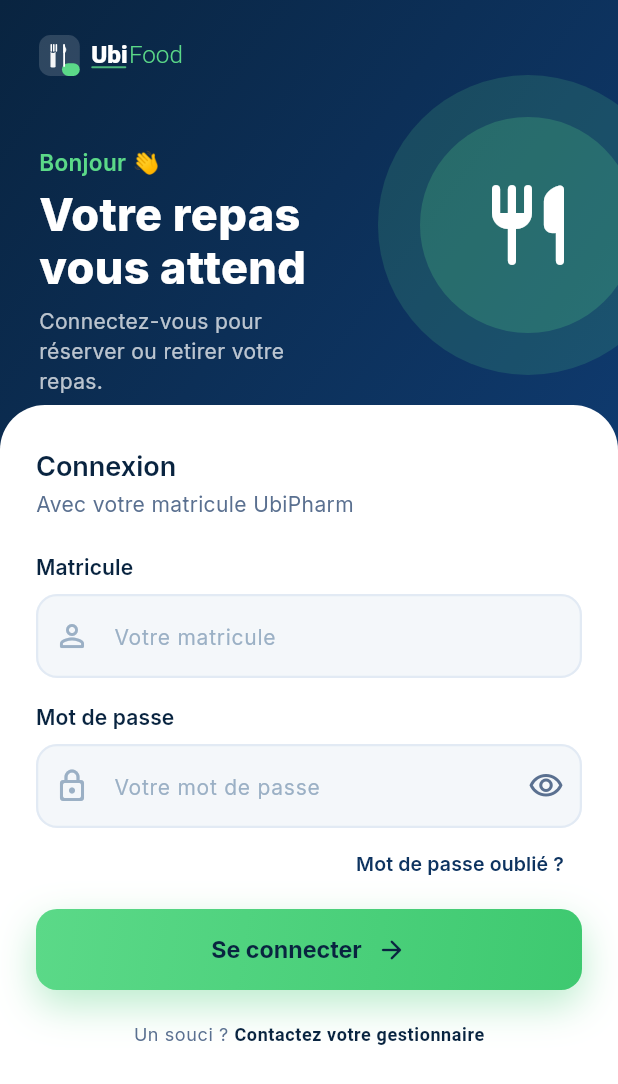
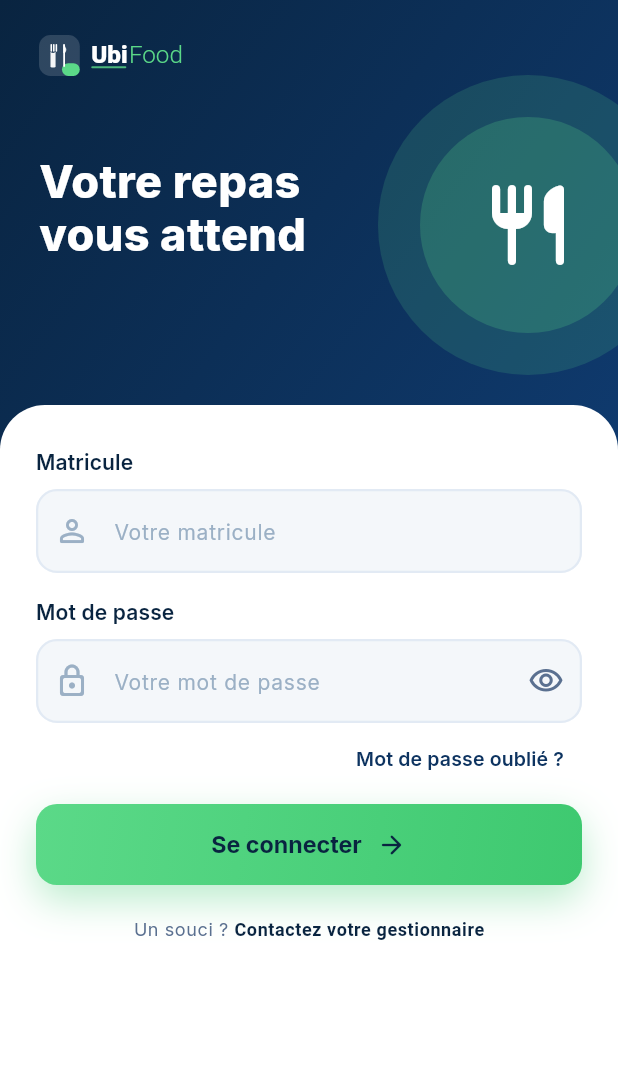
Before and after one commit to gbohi/ubifood, a Flutter app: the LoginScreen screen opened directly, on a phone screen of 412 x 824 dp. Shown: the top 1084 px of the screen. Run offline on Flutter 3.47's test engine with Material 3 defaults, Android fonts, the phone set to English and light mode, and no system bars; our stand-ins replace cached_network_image, dio, firebase_core, firebase_messaging, flutter_local_notifications, flutter_secure_storage and 9 more; missing offline and left inert: mobile_scanner, screen_brightness; accounts and stored records are empty; network calls fail.

Commit message:
Mobile : suppression de textes sur la connexion et l'accueil
Connexion : « Bonjour », « Connectez-vous pour réserver… », « Connexion »,
« Avec votre matricule UbiPharm ». Accueil : « Bonjour » de la barre du haut,
étiquette « Aujourd'hui », rappel de réservation et bouton « Voir les menus »
de la carte du jour (la carte reste cliquable vers les menus).

Co-Authored-By: Claude Opus 5.5 <noreply@anthropic.com>
Claude-Session: https://claude.ai/code/session_017QkDTwXeyTKRmX1ZbCnh6R

```diff
--- a/mobile/lib/features/auth/login_screen.dart
+++ b/mobile/lib/features/auth/login_screen.dart
@@ -71,11 +71,12 @@ class _LoginScreenState extends State<LoginScreen>
     await _login();
   }
 
-  InputDecoration _decoration(String indice, IconData icone, bool erreur, bool isDark,
+  InputDecoration _decoration(
+      String indice, IconData icone, bool erreur, bool isDark,
       {Widget? suffixe}) {
     final rayon = BorderRadius.circular(14);
-    OutlineInputBorder bord(Color c, [double l = 1.5]) =>
-        OutlineInputBorder(borderRadius: rayon, borderSide: BorderSide(color: c, width: l));
+    OutlineInputBorder bord(Color c, [double l = 1.5]) => OutlineInputBorder(
+        borderRadius: rayon, borderSide: BorderSide(color: c, width: l));
     final normal = erreur
         ? AppColors.error
         : (isDark ? AppColors.darkBorder : AppColors.lightBorder);
@@ -146,28 +147,13 @@ class _LoginScreenState extends State<LoginScreen>
                           children: [
                             SvgPicture.asset('assets/images/logo_white.svg',
                                 height: 34, semanticsLabel: 'UbiFood'),
-                            const SizedBox(height: 44),
-                            const Text('Bonjour 👋',
-                                style: TextStyle(
-                                    color: AppColors.accent,
-                                    fontSize: 15,
-                                    fontWeight: FontWeight.w600)),
-                            const SizedBox(height: 6),
+                            const SizedBox(height: 50),
                             const Text('Votre repas\nvous attend',
                                 style: TextStyle(
                                     color: Colors.white,
                                     fontSize: 30,
                                     height: 1.15,
                                     fontWeight: FontWeight.w800)),
-                            const SizedBox(height: 8),
-                            SizedBox(
-                              width: 210,
-                              child: Text(
-                                  'Connectez-vous pour réserver ou retirer votre repas.',
-                                  style: TextStyle(
-                                      color: Colors.white.withOpacity(0.72),
-                                      fontSize: 14)),
-                            ),
                           ]),
                     ),
                   ]),
@@ -184,7 +170,8 @@ class _LoginScreenState extends State<LoginScreen>
                   width: double.infinity,
                   padding: const EdgeInsets.fromLTRB(24, 28, 24, 24),
                   decoration: BoxDecoration(
-                    color: isDark ? AppColors.darkSurface : AppColors.lightSurface,
+                    color:
+                        isDark ? AppColors.darkSurface : AppColors.lightSurface,
                     borderRadius:
                         const BorderRadius.vertical(top: Radius.circular(30)),
                   ),
@@ -193,13 +180,6 @@ class _LoginScreenState extends State<LoginScreen>
                     child: Column(
                         crossAxisAlignment: CrossAxisAlignment.start,
                         children: [
-                          Text('Connexion',
-                              style: Theme.of(context).textTheme.headlineSmall),
-                          const SizedBox(height: 4),
-                          Text('Avec votre matricule UbiPharm',
-                              style: Theme.of(context).textTheme.bodyMedium),
-                          const SizedBox(height: 22),
-
                           // Erreur du serveur (identifiants, réseau…)
                           if (erreur != null)
                             Container(
@@ -229,8 +209,11 @@ class _LoginScreenState extends State<LoginScreen>
                             textInputAction: TextInputAction.next,
                             autocorrect: false,
                             onChanged: _onSaisie,
-                            decoration: _decoration('Votre matricule',
-                                Icons.person_outline_rounded, erreur != null, isDark),
+                            decoration: _decoration(
+                                'Votre matricule',
+                                Icons.person_outline_rounded,
+                                erreur != null,
+                                isDark),
                             validator: (v) => (v == null || v.trim().isEmpty)
                                 ? 'Le matricule est requis'
                                 : null,
@@ -245,8 +228,11 @@ class _LoginScreenState extends State<LoginScreen>
                             textInputAction: TextInputAction.done,
                             onChanged: _onSaisie,
                             onFieldSubmitted: (_) => _soumettre(),
-                            decoration: _decoration('Votre mot de passe',
-                                Icons.lock_outline_rounded, erreur != null, isDark,
+                            decoration: _decoration(
+                                'Votre mot de passe',
+                                Icons.lock_outline_rounded,
+                                erreur != null,
+                                isDark,
                                 suffixe: IconButton(
                                   tooltip: _obscure
                                       ? 'Afficher le mot de passe'
@@ -295,7 +281,8 @@ class _LoginScreenState extends State<LoginScreen>
                                 borderRadius: BorderRadius.circular(14),
                                 boxShadow: [
                                   BoxShadow(
-                                      color: AppColors.accentDark.withOpacity(0.35),
+                                      color: AppColors.accentDark
+                                          .withOpacity(0.35),
                                       blurRadius: 22,
                                       offset: const Offset(0, 10)),
                                 ],
@@ -318,14 +305,16 @@ class _LoginScreenState extends State<LoginScreen>
                                         child: CircularProgressIndicator(
                                             strokeWidth: 2.4,
                                             color: AppColors.primary,
-                                            semanticsLabel: 'Connexion en cours'))
+                                            semanticsLabel:
+                                                'Connexion en cours'))
                                     : const Row(
                                         mainAxisSize: MainAxisSize.min,
                                         children: [
                                             Text('Se connecter',
                                                 style: TextStyle(
                                                     fontSize: 15.5,
-                                                    fontWeight: FontWeight.w700)),
+                                                    fontWeight:
+                                                        FontWeight.w700)),
                                             SizedBox(width: 10),
                                             Icon(Icons.arrow_forward_rounded,
                                                 size: 20),
```
Also changed, not shown: mobile/lib/features/dashboard/dashboard_screen.dart (+22 -37 lines).
